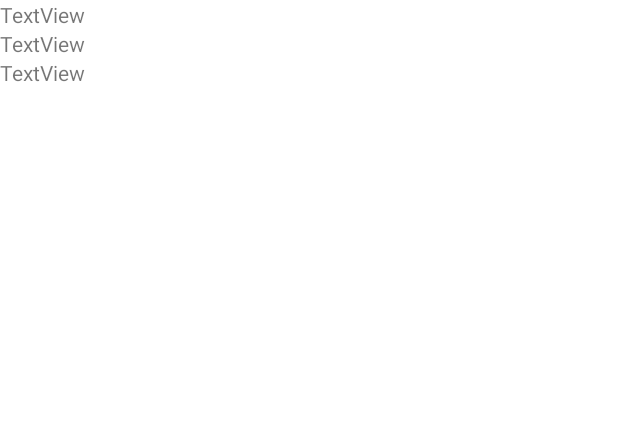
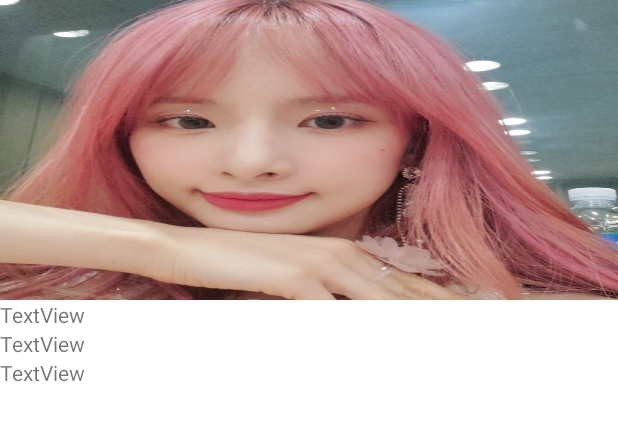
Before and after one commit to matzip-exe/Client, an Android app: the layout activity_detail.xml on its own in the app's theme, with its tools: preview values and no code run, on a phone screen of 412 x 824 dp. Shown: the top 421 px of the screen. Run offline under Robolectric (Android 15) with nearby library versions, the phone set to English and light mode, and no system bars.

Commit message:
CoordinatorLayout

```diff
--- a/app/src/main/res/layout/activity_detail.xml
+++ b/app/src/main/res/layout/activity_detail.xml
@@ -1,12 +1,56 @@
 <?xml version="1.0" encoding="utf-8"?>
 <androidx.coordinatorlayout.widget.CoordinatorLayout xmlns:android="http://schemas.android.com/apk/res/android"
+    xmlns:tools="http://schemas.android.com/tools"
+    xmlns:app="http://schemas.android.com/apk/res-auto"
     android:layout_width="match_parent"
-    android:layout_height="match_parent">
+    android:layout_height="match_parent"
+    android:fitsSystemWindows="false">
 
-    <LinearLayout
+    <com.google.android.material.appbar.AppBarLayout
+        android:id="@+id/detail_appbar"
+        android:layout_width="match_parent"
+        android:layout_height="wrap_content"
+        android:theme="@style/AppTheme"
+        android:fitsSystemWindows="false">
+
+        <com.google.android.material.appbar.CollapsingToolbarLayout
+            android:id="@+id/detail_collapsingtoolbar"
+            android:layout_width="match_parent"
+            android:layout_height="match_parent"
+            android:fitsSystemWindows="false"
+            app:layout_scrollFlags="scroll|exitUntilCollapsed"
+            app:contentScrim="@color/colorMain">
+
+            <ImageView
+                android:id="@+id/detail_toolbarimage"
+                android:layout_width="match_parent"
+                android:layout_height="200dp"
+                android:scaleType="fitXY"
+                android:src="@drawable/seola"
+                app:layout_collapseMode="parallax"/>
+
+            <androidx.appcompat.widget.Toolbar
+                android:id="@+id/missionDetailToolbar"
+                android:layout_width="match_parent"
+                android:layout_height="?attr/actionBarSize"
+                app:popupTheme="@style/ThemeOverlay.AppCompat.Light"
+                android:background="@android:color/transparent"
+                app:layout_collapseMode="pin"/>
+
+        </com.google.android.material.appbar.CollapsingToolbarLayout>
+
+    </com.google.android.material.appbar.AppBarLayout>
+
+    <androidx.core.widget.NestedScrollView
         android:layout_width="match_parent"
         android:layout_height="match_parent"
-        android:orientation="vertical">
+        android:overScrollMode="never"
+        app:layout_behavior="@string/appbar_scrolling_view_behavior">
+
+        <LinearLayout
+            android:layout_width="match_parent"
+            android:layout_height="match_parent"
+            android:orientation="vertical">
 
         <TextView
             android:id="@+id/detail_name"
@@ -25,5 +69,9 @@
             android:layout_width="match_parent"
             android:layout_height="wrap_content"
             android:text="TextView" />
-    </LinearLayout>
+
+        </LinearLayout>
+
+    </androidx.core.widget.NestedScrollView>
+
 </androidx.coordinatorlayout.widget.CoordinatorLayout>
--- a/app/src/main/res/values/colors.xml
+++ b/app/src/main/res/values/colors.xml
@@ -3,4 +3,5 @@
     <color name="colorPrimary">#6200EE</color>
     <color name="colorPrimaryDark">#3700B3</color>
     <color name="colorAccent">#03DAC5</color>
+    <color name="colorMain">#F9DF6F</color>
 </resources>
```
Also changed, not shown: app/src/main/res/drawable/seola.jpg (added).
